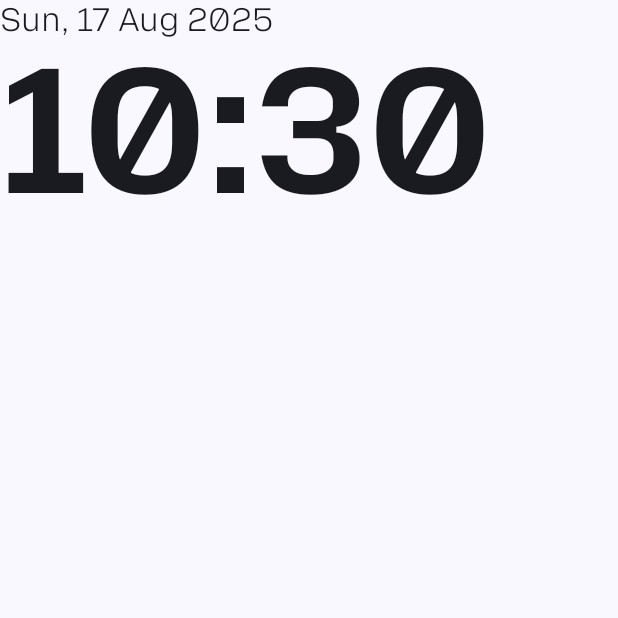
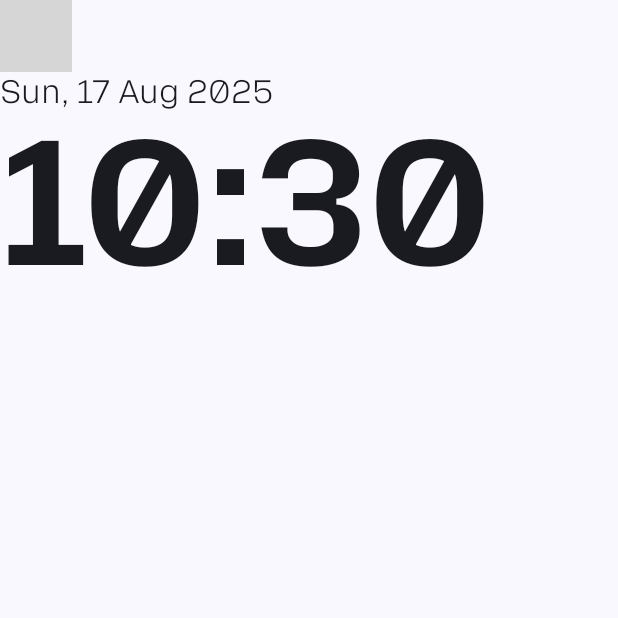
Before and after one commit to aosasona/mono, an Android app built with Jetpack Compose: the MainActivity screen opened directly, with no data from a screen before it, on a phone screen of 412 x 824 dp, the top half of it. Run offline under Robolectric (Android 15) with nearby library versions, the phone set to English and light mode, and no system bars; 1 statement that could not run was skipped; grey boxes are pictures that could not be loaded.

Commit message:
Minor update to entry point

```diff
--- a/app/src/main/java/tools/keystroke/mono/MainActivity.kt
+++ b/app/src/main/java/tools/keystroke/mono/MainActivity.kt
@@ -14,6 +14,12 @@ class MainActivity : ComponentActivity() {
     override fun onCreate(savedInstanceState: Bundle?) {
         super.onCreate(savedInstanceState)
         enableEdgeToEdge()
-        setContent { MonoTheme { Scaffold(modifier = Modifier.fillMaxSize()) { _ -> HomeView() } } }
+        setContent {
+            MonoTheme {
+                Scaffold(modifier = Modifier.fillMaxSize()) { paddingValues ->
+                    HomeView(paddingValues)
+                }
+            }
+        }
     }
 }
--- a/app/src/main/java/tools/keystroke/mono/views/RootView.kt
+++ b/app/src/main/java/tools/keystroke/mono/views/RootView.kt
@@ -1,22 +1,33 @@
 package tools.keystroke.mono.views
 
 import androidx.compose.foundation.layout.Column
+import androidx.compose.foundation.layout.PaddingValues
+import androidx.compose.foundation.layout.Spacer
+import androidx.compose.foundation.layout.padding
 import androidx.compose.runtime.Composable
+import androidx.compose.ui.Modifier
 import androidx.compose.ui.tooling.preview.Preview
+import androidx.compose.ui.unit.dp
 import tools.keystroke.mono.components.Clock
+import tools.keystroke.mono.components.HomeStatusBar
 import tools.keystroke.mono.ui.theme.MonoTheme
 
 @Composable
-fun HomeView() {
-    Column {
-        // TODO: add status bar here
+// TODO: load user settings
+fun HomeView(
+    paddingValues: PaddingValues,
+    modifier: Modifier = Modifier
+) {
+    Column(modifier = modifier.padding(paddingValues)) {
+        HomeStatusBar()
+        Clock()
 
-        Clock()
+        Spacer(modifier = Modifier)
     }
 }
 
 @Preview(showBackground = true)
 @Composable
 fun HomePreview() {
-    MonoTheme { HomeView() }
+    MonoTheme { HomeView(paddingValues = PaddingValues(16.dp)) }
 }
```
